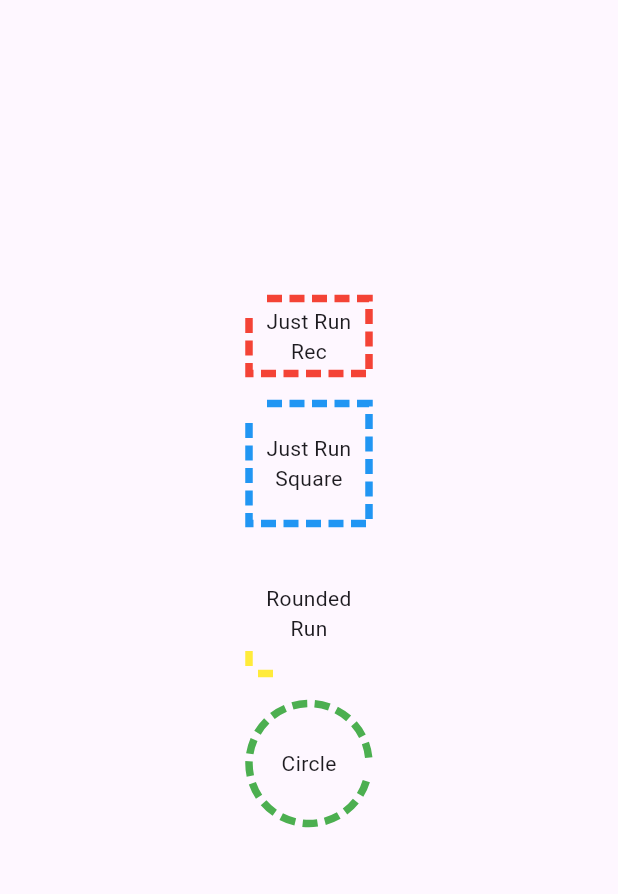
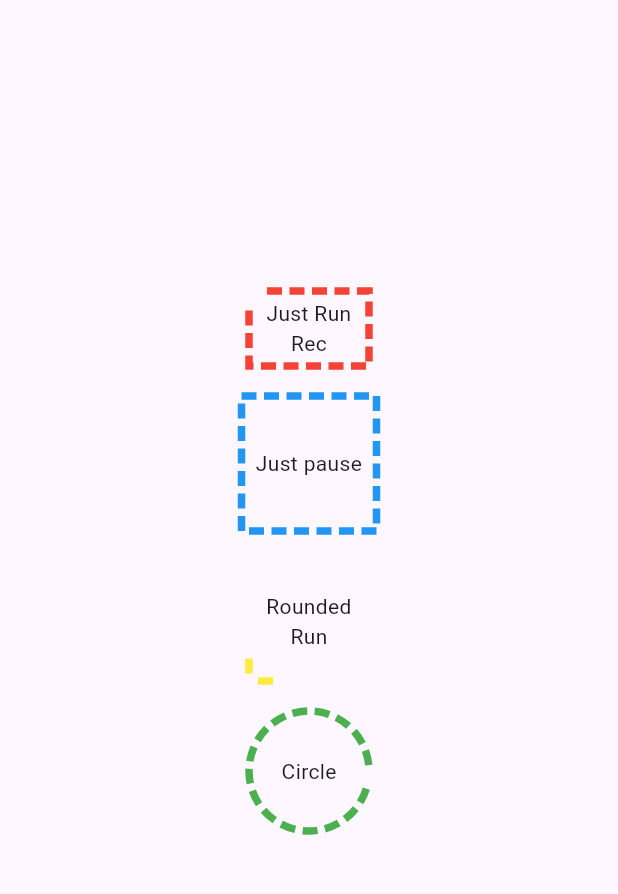
Before and after one commit to K0Jack/flutter_dash_border_animated, a Flutter app: the screen it shows after launch, on a phone screen of 412 x 824 dp, the part 84-978 px from its top. Run offline on Flutter 3.47's test engine with Material 3 defaults, Android fonts, the light colour scheme and no system bars.

Commit message:
Updated ver 0.05

```diff
--- a/example/lib/main.dart
+++ b/example/lib/main.dart
@@ -59,13 +59,15 @@ class _MyHomePageState extends State<MyHomePage> {
             ),
             SizedBox(height: 20),
             SizedBox(
-              height: 80,
-              width: 80,
+              height: 90,
+              width: 90,
               child: DashBorderAnimated(
                 dashColor: Colors.blue,
+                isPause: true,
+                dashRunType: DashBorderRunType.rectangle,
                 child: Center(
                     child: Text(
-                  'Just Run Square',
+                  'Just pause',
                   textAlign: TextAlign.center,
                 )),
               ),
--- a/lib/src/dash_border_run_type.dart
+++ b/lib/src/dash_border_run_type.dart
@@ -1,6 +1,6 @@
 enum DashBorderRunType {
   rectangle,
   rectanglePip,
-  rectangleRounded,
+  // rectangleRounded,
   circle,
 }
--- a/lib/src/flutter_dash_border_animated.dart
+++ b/lib/src/flutter_dash_border_animated.dart
@@ -11,6 +11,7 @@
     this.strokeWidth = 5,
     this.dashWidth = 10,
     this.dashSpace = 5,
+    this.borderRadius = 16,
     this.child,
     this.dashRunType = DashBorderRunType.rectangle,
     this.isPause = false,
@@ -24,6 +25,8 @@
 
   /// Space of dash to dash, if you want it be bigger than default value just add value you want
   final double dashSpace;
+
+  final double borderRadius;
 
   /// Pause animated, default it's always true
   final bool isPause;
@@ -77,11 +80,13 @@
           dashSpace: widget.dashSpace,
           strokeWidth: widget.strokeWidth,
           dashRunType: widget.dashRunType,
+          borderRadius: widget.borderRadius,
         ),
         child: widget.child,
       );
     }
-    return AnimatedBuilder(
+    return RepaintBoundary(
+      child: AnimatedBuilder(
         animation: _animation,
         builder: (context, child) {
           return CustomPaint(
@@ -92,10 +97,12 @@
               dashSpace: widget.dashSpace,
               strokeWidth: widget.strokeWidth,
               dashRunType: widget.dashRunType,
+              borderRadius: widget.borderRadius,
             ),
             child: widget.child,
           );
         },
+      ),
     );
   }
 }
--- a/pubspec.yaml
+++ b/pubspec.yaml
@@ -1,7 +1,6 @@
 name: flutter_dash_border_animated
-description: "Provides a little package rendering library for all application development by flutter team,
- Author: Linh Nguyen (KoJack Nguyen)<linhhn190998@gmail.com> "
-version: 0.0.4
+description: "A package help you make the dash border animated for widget, Container, Sizedbox,..."
+version: 0.0.5
 
 homepage: https://github.com/K0Jack/flutter_dash_border_animated.git
 
```
Also changed, not shown: lib/src/dash_border_painter.dart (+55 -6 lines), example/pubspec.lock, 3 other files. Lines whose indentation alone changed are shown as unchanged.
